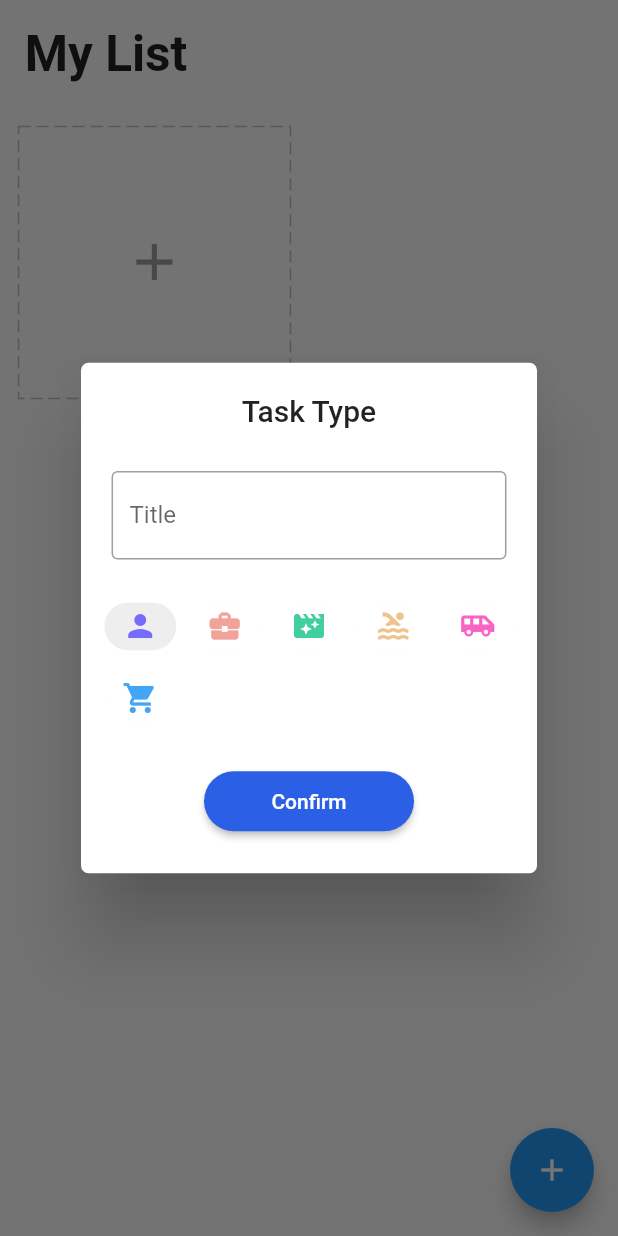
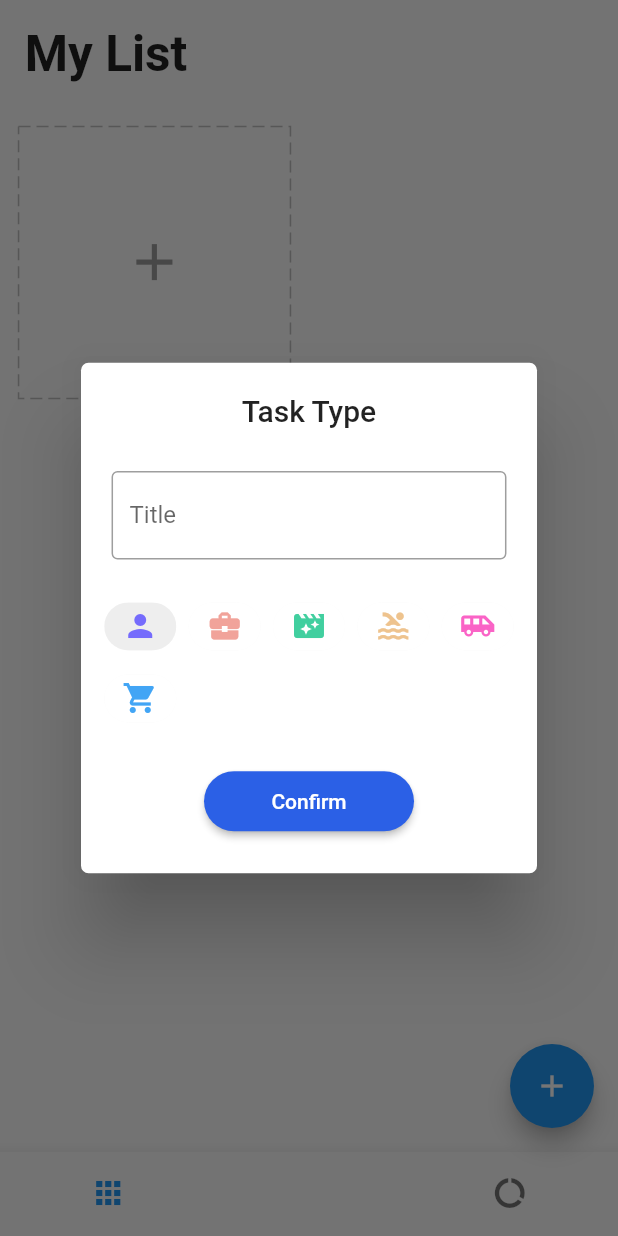
Before and after one commit to salmanulfarisi/Todo_getX, a Flutter app: the screen it shows after launch, after a tap on the "add" icon, on a phone screen of 412 x 824 dp. Run offline on Flutter 3.47's test engine with Material 2 defaults, Android fonts, the phone set to English and light mode, and no system bars; drawn by our look-alikes of dotted_border; our stand-ins replace equatable, flutter_easyloading, flutter_svg, get, get_storage, step_progress_indicator.

Commit message:
home page work almost finished

```diff
--- a/lib/app/modules/home/home_view.dart
+++ b/lib/app/modules/home/home_view.dart
@@ -7,6 +7,7 @@ import 'package:todo_flutter/app/modules/home/controller.dart';
 import 'package:todo_flutter/app/modules/home/widgets/add_card.dart';
 import 'package:todo_flutter/app/modules/home/widgets/add_dialoge.dart';
 import 'package:todo_flutter/app/modules/home/widgets/task_card.dart';
+import 'package:todo_flutter/app/modules/report/view.dart';
 
 class HomePage extends GetView<HomeController> {
   const HomePage({Key? key}) : super(key: key);
@@ -14,15 +15,19 @@ class HomePage extends GetView<HomeController> {
   @override
   Widget build(BuildContext context) {
     return Scaffold(
-      body: SafeArea(
+      body: Obx(
+        () => IndexedStack(
+          index: controller.tabIndex.value,
+          children: [
+            SafeArea(
               child: ListView(
                 children: [
                   Padding(
                     padding: EdgeInsets.all(4.0.wp),
                     child: Text(
                       "My List",
-                style:
-                    TextStyle(fontSize: 24.0.sp, fontWeight: FontWeight.bold),
+                      style: TextStyle(
+                          fontSize: 24.0.sp, fontWeight: FontWeight.bold),
                     ),
                   ),
                   Obx(
@@ -35,13 +40,15 @@ class HomePage extends GetView<HomeController> {
                             .map(
                               (element) => LongPressDraggable(
                                 data: element,
-                          onDragStarted: () => controller.changeDeleting(true),
+                                onDragStarted: () =>
+                                    controller.changeDeleting(true),
                                 onDraggableCanceled: (
                                   _,
                                   __,
                                 ) =>
                                     controller.changeDeleting(false),
-                          onDragEnd: (_) => controller.changeDeleting(false),
+                                onDragEnd: (_) =>
+                                    controller.changeDeleting(false),
                                 feedback: Opacity(
                                   opacity: 0.8,
                                   child: TaskCard(task: element),
@@ -54,6 +61,10 @@ class HomePage extends GetView<HomeController> {
                       ],
                     ),
                   )
+                ],
+              ),
+            ),
+            const ReportPage()
           ],
         ),
       ),
@@ -79,6 +90,35 @@ class HomePage extends GetView<HomeController> {
           EasyLoading.showSuccess("Delete Success");
         },
       ),
+      bottomNavigationBar: Theme(
+        data: ThemeData(
+            splashColor: Colors.transparent,
+            highlightColor: Colors.transparent),
+        child: Obx(
+          () => BottomNavigationBar(
+            onTap: (int index) => controller.changeTab(index),
+            currentIndex: controller.tabIndex.value,
+            showSelectedLabels: false,
+            showUnselectedLabels: false,
+            items: [
+              BottomNavigationBarItem(
+                icon: Padding(
+                  padding: EdgeInsets.only(right: 15.0.wp),
+                  child: const Icon(Icons.apps),
+                ),
+                label: 'Home',
+              ),
+              BottomNavigationBarItem(
+                icon: Padding(
+                  padding: EdgeInsets.only(left: 15.0.wp),
+                  child: const Icon(Icons.data_usage),
+                ),
+                label: 'Report',
+              ),
+            ],
+          ),
+        ),
+      ),
     );
   }
 }
--- /dev/null
+++ b/lib/app/modules/report/view.dart
@@ -0,0 +1,14 @@
+import 'package:flutter/material.dart';
+
+class ReportPage extends StatelessWidget {
+  const ReportPage({Key? key}) : super(key: key);
+
+  @override
+  Widget build(BuildContext context) {
+    return const Scaffold(
+      body: Center(
+        child: Text('Report page'),
+      ),
+    );
+  }
+}
```
Also changed, not shown: lib/app/modules/details/widgets/done_list.dart (+7 -4 lines), lib/app/modules/home/controller.dart (+25 -1 lines), lib/app/modules/home/widgets/task_card.dart (+5 -2 lines). Lines whose indentation alone changed are shown as unchanged.
